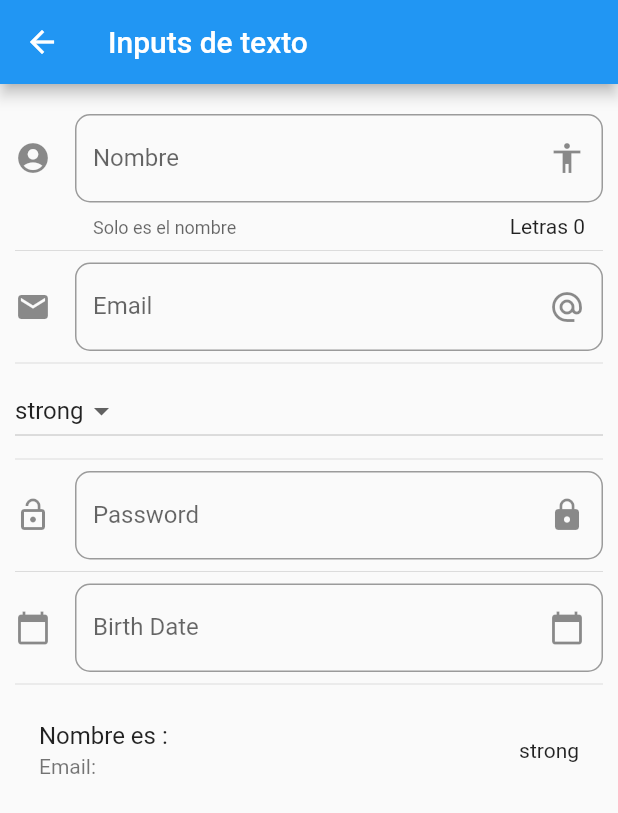
After one commit to jsflor/flutterComponents, a Flutter app: the InputPage screen opened by its route, on a phone screen of 412 x 824 dp. The commit adds this screen. Shown: the top 813 px of the screen. Run offline on Flutter 3.47's test engine with Material 2 defaults, Android fonts, the phone set to English and light mode, and no system bars.

Commit message:
Inputs, Dropdowns

```diff
--- a/data/menu_opts.json
+++ b/data/menu_opts.json
@@ -16,5 +16,10 @@
             "icon" : "folder_open",
             "texto": "Cards - Tarjetas"
         }
+        ,{
+            "ruta" : "inputs",
+            "icon" : "inputs",
+            "texto": "inputs"
+        }
     ]
 }
--- /dev/null
+++ b/lib/src/pages/InputPage.dart
@@ -0,0 +1,172 @@
+import 'package:flutter/material.dart';
+
+class InputPage extends StatefulWidget {
+  @override
+  _InputPageState createState() => _InputPageState();
+}
+
+class _InputPageState extends State<InputPage> {
+
+  String _name = "";
+  String _email = "";
+  String _password = "";
+  String _date = "";
+
+  String _optSelected = "strong";
+  List<String> _powers = ['strong', 'fast', 'agility'];
+
+  TextEditingController _inputFieldDateController = new TextEditingController();
+
+  @override
+  Widget build(BuildContext context) {
+    return Scaffold(
+      appBar: AppBar(
+        title: Text("Inputs de texto")
+      ),
+      body: ListView(
+        padding: EdgeInsets.symmetric(horizontal: 10.0, vertical: 20.0),
+        children: <Widget>[
+          _createInput(),
+          Divider(),
+          _createEmail(),
+          Divider(),
+          _createDropdown(),
+          Divider(),
+          _createPassword(),
+          Divider(),
+          _createDate(context),
+          Divider(),
+          _createPerson(),
+        ],
+      )
+    );
+  }
+  Widget _createInput(){
+    return TextField(
+      /*autofocus: true,*/
+      textCapitalization: TextCapitalization.sentences,
+      decoration: InputDecoration(
+        border: OutlineInputBorder(
+          borderRadius: BorderRadius.circular(10.0)
+        ),
+        counter: Text("Letras ${_name.length}"),
+        hintText: "Nombre",
+        labelText: "Nombre",
+        helperText: "Solo es el nombre",
+        suffixIcon: Icon(Icons.accessibility),
+        icon: Icon(Icons.account_circle)
+      ),
+      onChanged: (value){
+        setState(() {
+          _name = value;
+        });
+      },
+    );
+  }
+
+  Widget _createPerson(){
+    return ListTile(
+      title: Text("Nombre es : $_name"),
+      subtitle: Text("Email: $_email"),
+      trailing: Text(_optSelected),
+    );
+  }
+
+  Widget _createEmail() {
+     return TextField(
+      keyboardType: TextInputType.emailAddress,
+      decoration: InputDecoration(
+          border: OutlineInputBorder(
+              borderRadius: BorderRadius.circular(10.0)
+          ),
+          hintText: "Email",
+          labelText: "Email",
+          suffixIcon: Icon(Icons.alternate_email),
+          icon: Icon(Icons.email)
+      ),
+      onChanged: (value){
+        setState(() {
+          _email = value;
+        });
+      },
+    );
+  }
+
+  Widget _createPassword() {
+    return TextField(
+      obscureText: true,
+      decoration: InputDecoration(
+          border: OutlineInputBorder(
+              borderRadius: BorderRadius.circular(10.0)
+          ),
+          hintText: "Password",
+          labelText: "Password",
+          suffixIcon: Icon(Icons.lock),
+          icon: Icon(Icons.lock_open)
+      ),
+      onChanged: (value){
+        setState(() {
+          _password = value;
+        });
+      },
+    );
+  }
+
+  Widget _createDate(BuildContext context) {
+    return TextField(
+      enableInteractiveSelection: false,
+      controller: _inputFieldDateController,
+      decoration: InputDecoration(
+          border: OutlineInputBorder(
+              borderRadius: BorderRadius.circular(10.0)
+          ),
+          hintText: "Birth Date",
+          labelText: "Birth Date",
+          suffixIcon: Icon(Icons.calendar_today),
+          icon: Icon(Icons.calendar_today)
+      ),
+      onTap: (){
+        FocusScope.of(context).requestFocus((new FocusNode()));
+        _selectDate(context);
+      },
+    );
+  }
+
+  void _selectDate(BuildContext context) async {
+    DateTime picked = await showDatePicker(
+        context: context,
+        initialDate: new DateTime.now(),
+        firstDate: new DateTime(2018),
+        lastDate: new DateTime(2025)
+    );
+    if(picked != null){
+      setState(() {
+        _date = picked.toString();
+        _inputFieldDateController.text = _date;
+      });
+    }
+  }
+
+  List<DropdownMenuItem<String>> getOptDropdown(){
+    List<DropdownMenuItem<String>> list = new List();
+    _powers.forEach((p){
+      list.add(DropdownMenuItem(
+        child: Text(p),
+        value: p,
+      ));
+    });
+    return list;
+  }
+
+  Widget _createDropdown() {
+    return DropdownButton(
+      value: _optSelected,
+      items: getOptDropdown(),
+      onChanged: (opt){
+        setState(() {
+          _optSelected = opt;
+        });
+      },
+    );
+  }
+}
--- a/lib/src/routes/Routes.dart
+++ b/lib/src/routes/Routes.dart
@@ -3,6 +3,7 @@ import 'package:flutterapp/src/pages/AlertPage.dart';
 import 'package:flutterapp/src/pages/AvatarPage.dart';
 import 'package:flutterapp/src/pages/CardPage.dart';
 import 'package:flutterapp/src/pages/HomePage.dart';
+import 'package:flutterapp/src/pages/InputPage.dart';
 
 Map<String, WidgetBuilder> getAppRoutes(){
   return {
@@ -10,5 +11,6 @@ Map<String, WidgetBuilder> getAppRoutes(){
     'alert': (BuildContext context) => AlertPage(),
     'avatar': (BuildContext context) => AvatarPage(),
     'card': (BuildContext context) => CardPage(),
+    'inputs': (BuildContext context) => InputPage(),
   };
 }
--- a/lib/src/utils/icon_string_util.dart
+++ b/lib/src/utils/icon_string_util.dart
@@ -3,7 +3,8 @@ import 'package:flutter/material.dart';
 final _icons = <String, IconData>{
   "add_alert": Icons.add_alert,
   "accessibility": Icons.accessibility,
-  "folder_open": Icons.folder_open
+  "folder_open": Icons.folder_open,
+  "inputs": Icons.input
 };
 
 Icon getIcon(String iconName){
```
